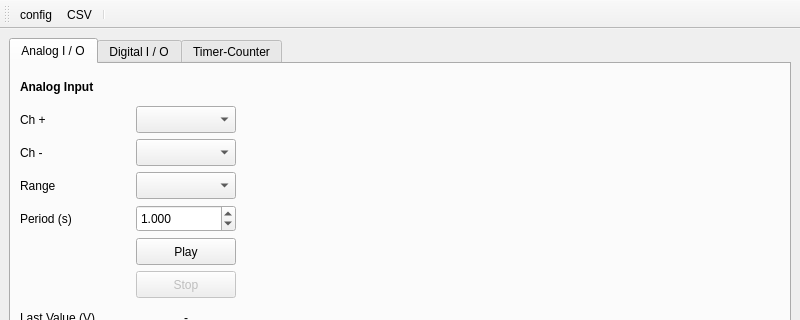
Qt form daqcontrol/daq_control.ui (Ingen10/daqcontrol) before a commit; both pictures show x 0 to 800 and y 0 to 320 of the 800 by 670 pixel window.
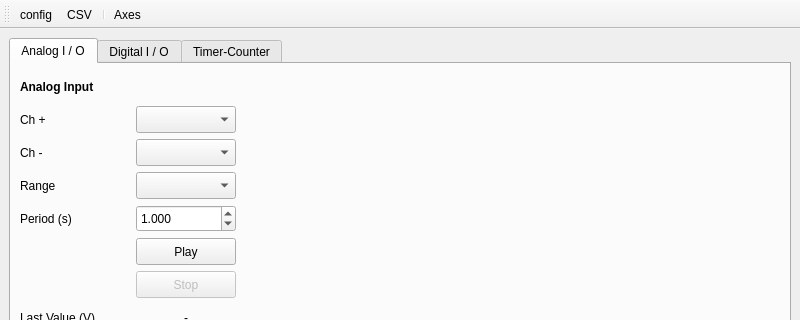
The same form after that commit. Icons and pictures are not drawn. Custom widgets are drawn as their Qt base class.

The edit to the form file:
```diff
--- a/daqcontrol/daq_control.ui
+++ b/daqcontrol/daq_control.ui
@@ -2578,6 +2578,7 @@
    <addaction name="actionConfig"/>
    <addaction name="actionCSV"/>
    <addaction name="separator"/>
+   <addaction name="actionAxes"/>
   </widget>
   <action name="actionConfig">
    <property name="icon">
@@ -2600,6 +2601,16 @@
     <string>CSV</string>
    </property>
   </action>
+  <action name="actionAxes">
+   <property name="icon">
+    <iconset>
+     <normalon>:/resources/customize.png</normalon>
+    </iconset>
+   </property>
+   <property name="text">
+    <string>Axes</string>
+   </property>
+  </action>
  </widget>
  <customwidgets>
   <customwidget>
```
